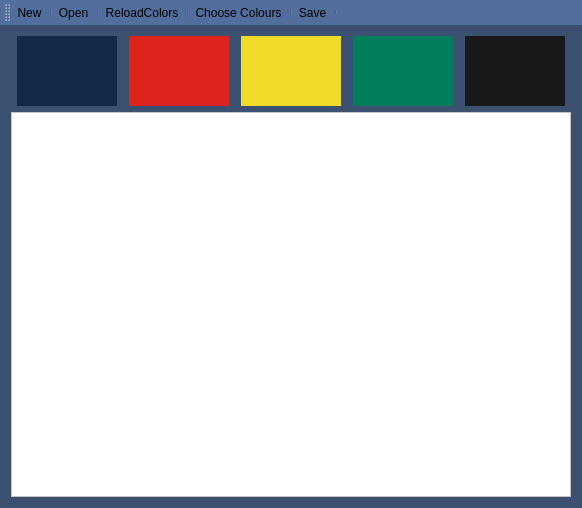
deveshrai/WaterColorStencilApp, file mainwindow.ui: the form before one commit.
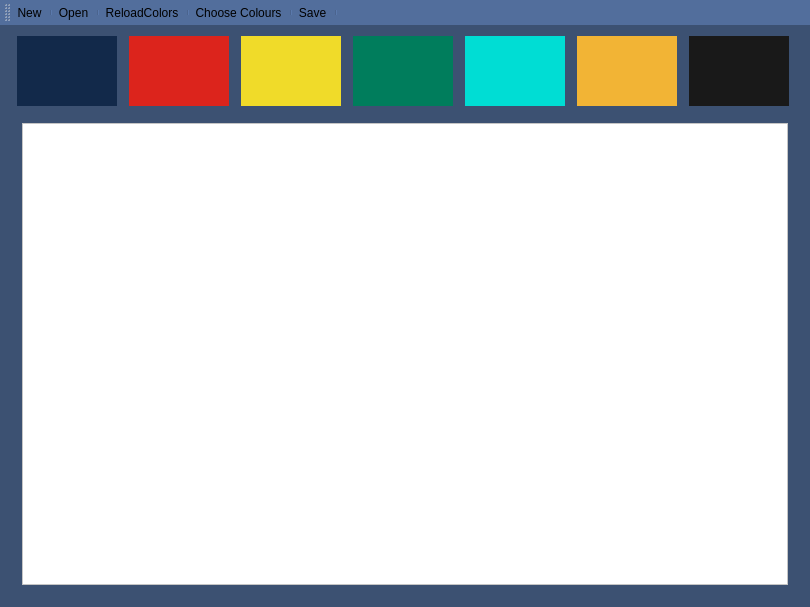
The form after the commit. Icons and pictures are not drawn.

Diff of the .ui file:
```diff
--- a/mainwindow.ui
+++ b/mainwindow.ui
@@ -6,8 +6,8 @@
    <rect>
     <x>0</x>
     <y>0</y>
-    <width>582</width>
-    <height>508</height>
+    <width>810</width>
+    <height>607</height>
    </rect>
   </property>
   <property name="windowTitle">
@@ -140,6 +140,55 @@
          </size>
         </property>
         <property name="styleSheet">
+         <string notr="true">background:rgb(0, 221, 212);
+border:none;</string>
+        </property>
+        <property name="text">
+         <string/>
+        </property>
+        <property name="flat">
+         <bool>false</bool>
+        </property>
+       </widget>
+      </item>
+      <item>
+       <widget class="QPushButton" name="Color6Button">
+        <property name="minimumSize">
+         <size>
+          <width>100</width>
+          <height>70</height>
+         </size>
+        </property>
+        <property name="maximumSize">
+         <size>
+          <width>100</width>
+          <height>70</height>
+         </size>
+        </property>
+        <property name="styleSheet">
+         <string notr="true">background:rgb(242, 180, 53);
+border:none;</string>
+        </property>
+        <property name="text">
+         <string/>
+        </property>
+       </widget>
+      </item>
+      <item>
+       <widget class="QPushButton" name="Color7Button">
+        <property name="minimumSize">
+         <size>
+          <width>100</width>
+          <height>70</height>
+         </size>
+        </property>
+        <property name="maximumSize">
+         <size>
+          <width>100</width>
+          <height>70</height>
+         </size>
+        </property>
+        <property name="styleSheet">
          <string notr="true">background:rgb(25, 25, 25);
 border:none;</string>
         </property>
@@ -156,7 +205,40 @@
     <item>
      <layout class="QVBoxLayout" name="verticalLayout_2">
       <item>
+       <widget class="QScrollArea" name="scrollArea">
+        <property name="frameShape">
+         <enum>QFrame::NoFrame</enum>
+        </property>
+        <property name="frameShadow">
+         <enum>QFrame::Plain</enum>
+        </property>
+        <property name="widgetResizable">
+         <bool>true</bool>
+        </property>
+        <widget class="QWidget" name="scrollAreaWidgetContents">
+         <property name="geometry">
+          <rect>
+           <x>0</x>
+           <y>0</y>
+           <width>784</width>
+           <height>448</height>
+          </rect>
+         </property>
+         <layout class="QVBoxLayout" name="verticalLayout_3">
+          <item>
        <widget class="QFrame" name="frame">
+            <property name="minimumSize">
+             <size>
+              <width>556</width>
+              <height>0</height>
+             </size>
+            </property>
+            <property name="maximumSize">
+             <size>
+              <width>16777215</width>
+              <height>16777215</height>
+             </size>
+            </property>
         <property name="styleSheet">
          <string notr="true">background:White;</string>
         </property>
@@ -175,6 +257,10 @@
           </widget>
          </item>
         </layout>
+           </widget>
+          </item>
+         </layout>
+        </widget>
        </widget>
       </item>
      </layout>
```
Left out of the diff: 3 changed lines with no effect on the pictures. Lines whose indentation alone changed are shown as unchanged.
